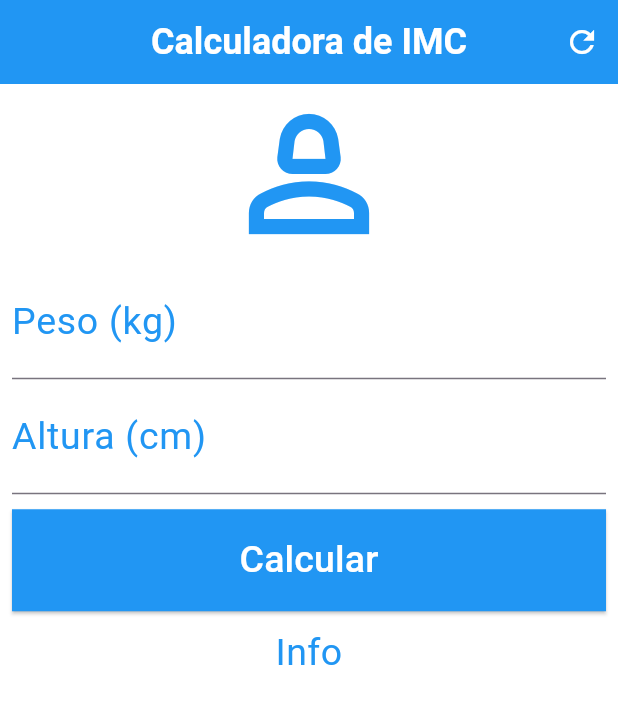
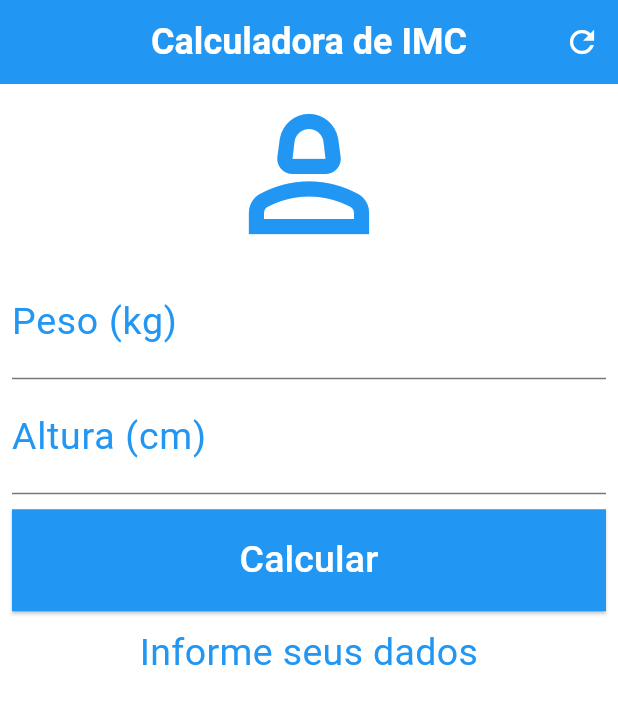
Before and after one commit to gabnugosi/calculadora_imc, a Flutter app: the screen it shows after launch, after a tap on "Calcular", on a phone screen of 412 x 824 dp. Shown: the top 704 px of the screen. Run offline on Flutter 3.47's test engine with Material 3 defaults, Android fonts, the phone set to English and light mode, and no system bars.

Commit message:
Aula 119 criação da lógica dos cáculos e controllers dos valores dos textfields

```diff
--- a/lib/pages/calculadora_imc_page.dart
+++ b/lib/pages/calculadora_imc_page.dart
@@ -10,6 +10,43 @@ class CalculadoraImcPage extends StatefulWidget {
 }
 
 class _CalculadoraImcPageState extends State<CalculadoraImcPage> {
+  final TextEditingController weightController = TextEditingController();
+  final TextEditingController heightController = TextEditingController();
+
+  String _infoText = "Informe seus dados";
+
+  void _resetFields() {
+    setState(() {
+      weightController.text = '';
+      heightController.text = '';
+      _infoText = "Informe seus dados";
+    });
+  }
+
+  void calculate() {
+    setState(() {
+      double weight = double.parse(weightController.text);
+      // conversão pq a altura precisa ser em metros para o calculo
+      double height = double.parse(heightController.text) / 100;
+
+      double imc = weight / (height * height);
+      String imcAsPrecision = imc.toStringAsPrecision(3);
+      if (imc < 18.6) {
+        _infoText = "Abaixo do peso ($imcAsPrecision)";
+      } else if(imc >= 18.6 && imc < 24.9){
+        _infoText = "Peso ideal ($imcAsPrecision)";
+      }else if(imc >= 24.9 && imc < 29.9){
+        _infoText = "Levemente acima do peso ($imcAsPrecision)";
+      }else if(imc >= 29.9 && imc < 34.9){
+        _infoText = "Obesidade Grau 1 ($imcAsPrecision)";
+      }else if(imc >= 34.9 && imc < 39.9){
+        _infoText = "Obesidade Grau 2 ($imcAsPrecision)";
+      }else if(imc >= 40){
+        _infoText = "Obesidade Grau 3 ($imcAsPrecision)";
+      }
+    });
+  }
+
   @override
   Widget build(BuildContext context) {
     return SafeArea(
@@ -24,7 +61,10 @@ class _CalculadoraImcPageState extends State<CalculadoraImcPage> {
               color: Colors.white, fontWeight: FontWeight.w700, fontSize: 24),
           actions: <Widget>[
             IconButton(
-              onPressed: () {},
+              onPressed: () {
+                _resetFields();
+                log("reset de campos");
+              },
               icon: const Icon(Icons.refresh, color: Colors.white),
             ),
           ],
@@ -37,28 +77,31 @@ class _CalculadoraImcPageState extends State<CalculadoraImcPage> {
             children: [
               const Icon(Icons.person_2_outlined,
                   size: 120.0, color: Colors.blue),
-              const TextField(
+              TextField(
                 keyboardType: TextInputType.number,
-                decoration: InputDecoration(
+                decoration: const InputDecoration(
                   labelText: "Peso (kg)",
                   labelStyle: TextStyle(color: Colors.blue, fontSize: 25.0),
                 ),
                 textAlign: TextAlign.center,
-                style: TextStyle(color: Colors.blue, fontSize: 25.0),
+                style: const TextStyle(color: Colors.blue, fontSize: 25.0),
+                controller: weightController,
               ),
-              const TextField(
+              TextField(
                 keyboardType: TextInputType.number,
-                decoration: InputDecoration(
+                decoration: const InputDecoration(
                   labelText: "Altura (cm)",
                   labelStyle: TextStyle(color: Colors.blue, fontSize: 25.0),
                 ),
                 textAlign: TextAlign.center,
-                style: TextStyle(color: Colors.blue, fontSize: 25.0),
+                style: const TextStyle(color: Colors.blue, fontSize: 25.0),
+                controller: heightController,
               ),
               Padding(
                 padding: const EdgeInsets.only(top: 10.0, bottom: 10.0),
                 child: ElevatedButton(
                   onPressed: () {
+                    calculate();
                     log('Clique no calcular');
                   },
                   style: const ButtonStyle(
@@ -80,10 +123,10 @@ class _CalculadoraImcPageState extends State<CalculadoraImcPage> {
                   ),
                 ),
               ),
-              const Text(
-                "Info",
+              Text(
+                _infoText,
                 textAlign: TextAlign.center,
-                style: TextStyle(color: Colors.blue, fontSize: 25.0),
+                style: const TextStyle(color: Colors.blue, fontSize: 25.0),
               ),
             ],
           ),
```
